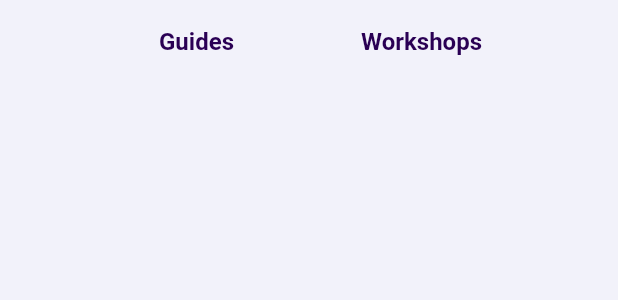
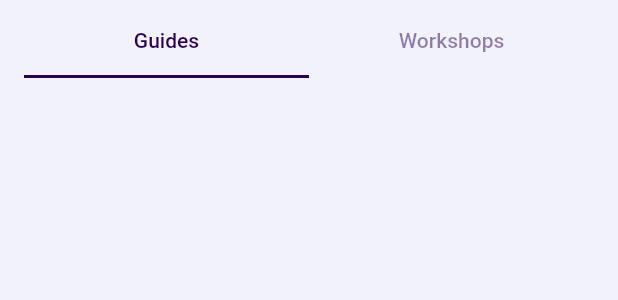
Before and after one commit to anyuzie/anyu_vicky_attempts, a Flutter app: the _CustomAppBar widget shown alone on an empty page, opened directly, on a phone screen of 412 x 824 dp. Shown: the top 300 px of the screen. Run offline on Flutter 3.47's test engine with Material 2 defaults, Android fonts, the phone set to English and light mode, and no system bars; our stand-ins replace equatable, video_player, visibility_detector.

Commit message:
changed alot of things.. resource page really needa fix alot

```diff
--- a/lib/main.dart
+++ b/lib/main.dart
@@ -1,5 +1,4 @@
 import 'package:flutter/material.dart';
-
 import 'screens/screens.dart';
 
 void main() {
@@ -20,6 +19,8 @@ class MyApp extends StatelessWidget {
         HomeScreen.routeName: (context) => const HomeScreen(),
         ResourcesScreen.routeName: (context) => const ResourcesScreen(),
         ServicesScreen.routeName: (context) => const ServicesScreen(),
+        GuidesScreen.routeName: (context) => const GuidesScreen(),
+        WorkshopsScreen.routeName: (context) => const WorkshopsScreen(),
       },
     );
   }
--- a/lib/models/models.dart
+++ b/lib/models/models.dart
@@ -1,2 +1,4 @@
 export 'post_model.dart';
 export 'user_model.dart';
+export 'article_model.dart';
+export 'category_model.dart';
--- a/lib/screens/resources_screen.dart
+++ b/lib/screens/resources_screen.dart
@@ -3,6 +3,7 @@ import 'package:flutter_social_media_ui/theme.dart';
 import 'package:flutter_staggered_grid_view/flutter_staggered_grid_view.dart';
 import '../models/models.dart';
 import '../widgets/widgets.dart';
+import './screens.dart';
 
 class ResourcesScreen extends StatelessWidget {
   static const routeName = '/resources';
@@ -44,32 +45,29 @@ class _CustomAppBar extends StatelessWidget implements PreferredSizeWidget {
       backgroundColor: AppPalette.backgroundColor,
       elevation: 0,
       centerTitle: true,
-      title: Row(
-        mainAxisAlignment: MainAxisAlignment.center,
-        children: [
-          _buildButton(context, 'Guides'),
-          const SizedBox(width: 50.0),
-          _buildButton(context, 'Workshops'),
-        ],
-      ),
-    );
-  }
-
-  TextButton _buildButton(
-    BuildContext context,
-    String text,
-  ) {
-    return TextButton(
-      onPressed: () {},
-      style: TextButton.styleFrom(
-        fixedSize: const Size(100, 50),
-      ),
-      child: Text(
-        text,
-        style: Theme.of(context).textTheme.titleMedium!.copyWith(
-              fontWeight: FontWeight.bold,
-              color: AppPalette.darkPurple,
+      title: DefaultTabController(
+        length: 2,
+        initialIndex: 0,
+        child: Column(
+          children: [
+            TabBar(
+              tabs: const [
+                Tab(text: 'Guides'),
+                Tab(text: 'Workshops'),
+              ],
+              indicatorColor: AppPalette.darkPurple,
+              labelColor: AppPalette.darkPurple,
+              unselectedLabelColor: AppPalette.darkPurple.withOpacity(0.5),
+              onTap: (index) {
+                if (index == 0) {
+                  Navigator.of(context).pushNamed(GuidesScreen.routeName);
+                } else if (index == 1) {
+                  Navigator.of(context).pushNamed(WorkshopsScreen.routeName);
+                }
+              },
             ),
+          ],
+        ),
       ),
     );
   }
@@ -147,3 +145,157 @@ class _UserCard extends StatelessWidget {
     );
   }
 }
+
+
+// import 'package:flutter/material.dart';
+// import 'package:flutter_social_media_ui/models/category_model.dart';
+// import 'package:flutter_social_media_ui/theme.dart';
+// import 'package:flutter_social_media_ui/widgets/widgets.dart';
+// import 'package:flutter_staggered_grid_view/flutter_staggered_grid_view.dart';
+// import '../models/models.dart';
+// import './screens.dart';
+
+// class ResourcesScreen extends StatelessWidget {
+//   static const routeName = '/resources';
+
+//   const ResourcesScreen({Key? key}) : super(key: key);
+
+//   @override
+
+//   Widget build(BuildContext context) {
+//     List<String> tabs = ['Guides', 'Workshops'];
+
+//     return DefaultTabController(
+//       initialIndex: 0,
+//       length: tabs.length,
+//       child: Scaffold(
+//         appBar: AppBar(
+//           backgroundColor: AppPalette.backgroundColor,
+//           elevation: 0,
+//           leading: IconButton(
+//             onPressed: () {},
+//             icon: const Icon(
+//               Icons.menu,
+//               color: Colors.black,
+//             ),
+//           ),
+//         ),
+//         bottomNavigationBar: const CustomBottomAppBar(),
+//         body: ListView(
+//           padding: const EdgeInsets.all(20.0),
+//           children: [const _SearchBar(), _GuidesOrWorkshops(categories: categories)],
+//         ),
+//       ),
+//     );
+//   }
+// }
+
+// class _SearchBar extends StatelessWidget {
+//   const _SearchBar({
+//     Key? key,
+//   }) : super(key: key);
+
+//   @override
+//   Widget build(BuildContext context) {
+//     return SizedBox(
+//       height: MediaQuery.of(context).size.height * 0.25,
+//       child: Column(
+//         crossAxisAlignment: CrossAxisAlignment.start,
+//         mainAxisAlignment: MainAxisAlignment.center,
+//         children: [
+//           const SizedBox(height: 20),
+//           TextFormField(
+//             decoration: InputDecoration(
+//               hintText: 'Search',
+//               fillColor: AppPalette.backgroundColor,
+//               filled: true,
+//               prefixIcon: const Icon(
+//                 Icons.search,
+//                 color: Colors.grey,
+//               ),
+//               border: OutlineInputBorder(
+//                 borderRadius: BorderRadius.circular(10.0),
+//                 borderSide: BorderSide.none,
+//               ),
+//             ),
+//           )
+//         ],
+//       ),
+//     );
+//   }
+// }
+
+// class _GuidesOrWorkshops extends StatelessWidget {
+//   const _GuidesOrWorkshops({
+//     Key? key,
+//     required this.categories,
+//   }) : super(key: key);
+
+//   final List<GuideCategory> categories; // Corrected the data type
+
+//   @override
+//   Widget build(BuildContext context) {
+//     List<String> tabs = categories.map((category) => category.name).toList();
+
+//     return DefaultTabController(
+//       length: tabs.length,
+//       child: Column(
+//         children: [
+//           TabBar(
+//             indicatorColor: AppPalette.darkPurple,
+//             tabs: tabs
+//                 .map(
+//                   (tab) => Tab(
+//                     text: tab,
+//                   ),
+//                 )
+//                 .toList(),
+//           ),
+//           Expanded(
+//             child: TabBarView(
+//               children: tabs
+//                   .map(
+//                     (tab) => _buildTabContent(context, tab),
+//                   )
+//                   .toList(),
+//             ),
+//           ),
+//         ],
+//       ),
+//     );
+//   }
+
+//   Widget _buildTabContent(BuildContext context, String tab) {
+//     final category = categories.firstWhere((category) => category.name == tab);
+
+//     if (category != null) {
+//       return _buildGuidesContent(context, category.subcategories);
+//     }
+
+//     // Return an empty container if the tab doesn't match
+//     return Container();
+//   }
+
+//   Widget _buildGuidesContent(BuildContext context, List<CategoryCard> subcategories) {
+//     // Build content for the "Guides" tab here
+//     return ListView(
+//       children: subcategories.map((subcategory) {
+//         return GestureDetector(
+//           onTap: () {
+//             // Handle subcategory navigation
+//             Navigator.pushNamed(context, subcategory.link);
+//           },
+//           child: Container(
+//             margin: const EdgeInsets.all(8.0),
+//             padding: const EdgeInsets.all(16.0),
+//             decoration: BoxDecoration(
+//               border: Border.all(color: Colors.grey),
+//               borderRadius: BorderRadius.circular(10.0),
+//             ),
+//             child: Text(subcategory.title),
+//           ),
+//         );
+//       }).toList(),
+//     );
+//   }
+// }
--- a/lib/screens/screens.dart
+++ b/lib/screens/screens.dart
@@ -1,3 +1,5 @@
 export 'home_screen.dart';
 export 'resources_screen.dart';
 export 'services_screen.dart';
+export 'guides_screen.dart';
+export 'workshops_screen.dart';
--- a/pubspec.yaml
+++ b/pubspec.yaml
@@ -37,6 +37,7 @@ dependencies:
   video_player: ^2.4.5
   visibility_detector: ^0.3.3
   flutter_staggered_grid_view: ^0.6.2
+  equatable: ^2.0.3
 
 dev_dependencies:
   flutter_test:
@@ -48,6 +49,7 @@ dev_dependencies:
   # package. See that file for information about deactivating specific lint
   # rules and activating additional ones.
   flutter_lints: ^2.0.0
+
 
 # For information on the generic Dart part of this file, see the
 # following page: https://dart.dev/tools/pub/pubspec
```
Also changed, not shown: lib/models/article_model.dart (added, +89 -0 lines), lib/models/category_model.dart (added, +47 -0 lines), lib/screens/guides_screen.dart (added, +19 -0 lines), lib/screens/workshops_screen.dart (added, +19 -0 lines), pubspec.lock.
